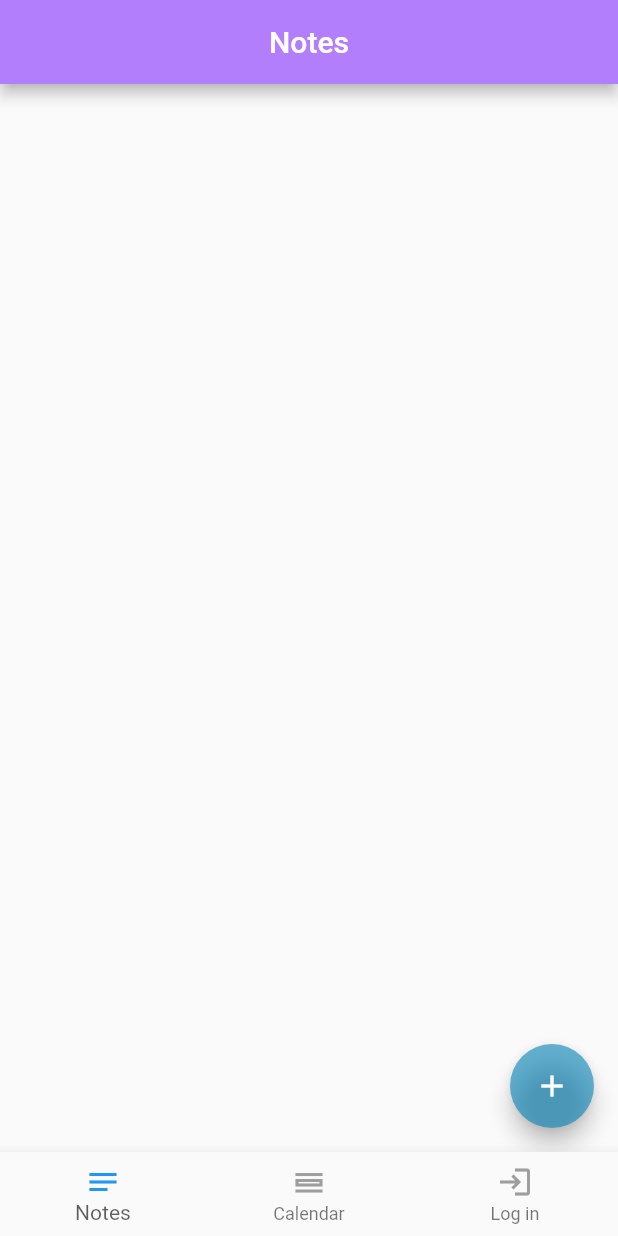
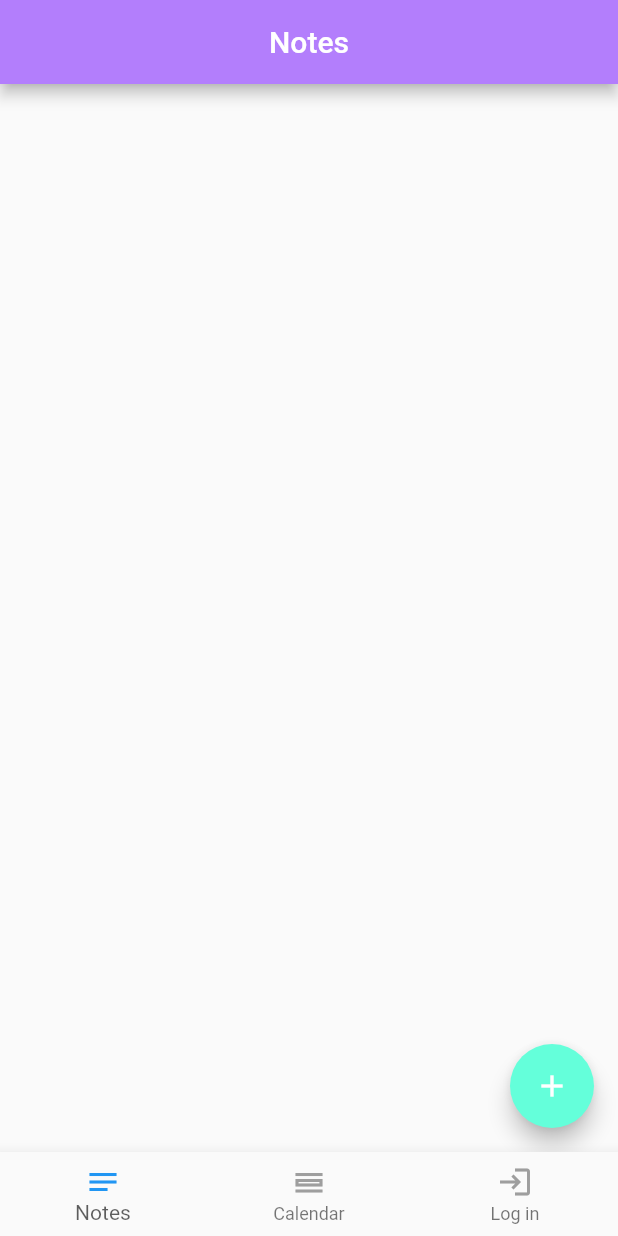
Before and after one commit to aleksandrapacia/star_calendar, a Flutter app: the screen it shows after launch, on a phone screen of 412 x 824 dp. Run offline on Flutter 3.47's test engine with Material 2 defaults, Android fonts, the phone set to English and light mode, and no system bars.

Commit message:
changed floating button color

```diff
--- a/lib/pages/notes_page.dart
+++ b/lib/pages/notes_page.dart
@@ -39,6 +39,7 @@ class _NotesPageState extends State<NotesPage> {
                     )));
           },
           child: Icon(Icons.add),
+          backgroundColor: Colors.tealAccent,
         ),
         appBar: AppBar(
           title: const Text('Notes'),
```
